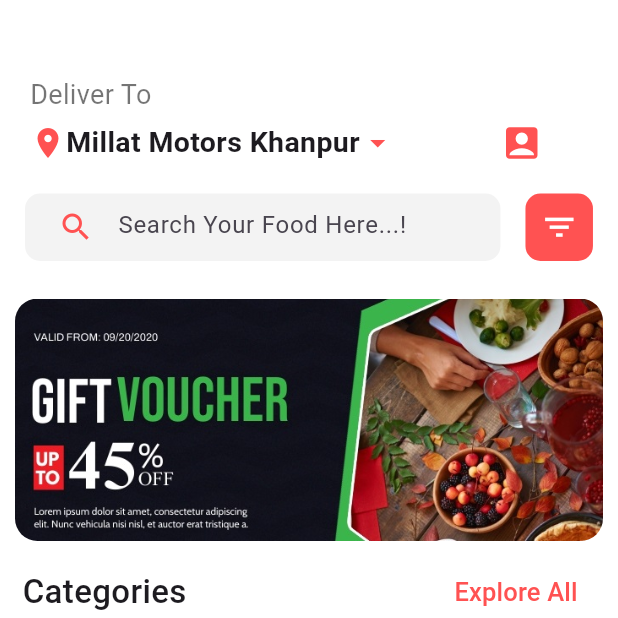
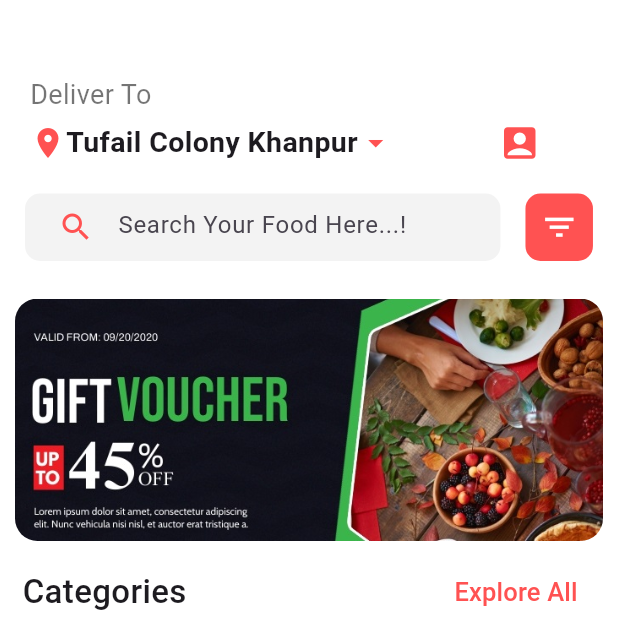
Before and after one commit to hsni4572/food_ordering_app_ui_design, a Flutter app: the screen it shows after launch, after a tap on "Explore Now", on a phone screen of 412 x 824 dp, the top half of it. Run offline on Flutter 3.47's test engine with Material 3 defaults, Android fonts, the phone set to English and light mode, and no system bars.

Commit message:
Update homescreen.dart

```diff
--- a/lib/homescreen.dart
+++ b/lib/homescreen.dart
@@ -51,7 +51,7 @@ class homescreen extends StatelessWidget {
                           InkWell(
                             onTap: () {},
                             child: Text(
-                              'Millat Motors Khanpur',
+                              'Tufail Colony Khanpur',
                               style: TextStyle(
                                   fontWeight: FontWeight.bold, fontSize: 19),
                             ),
```
